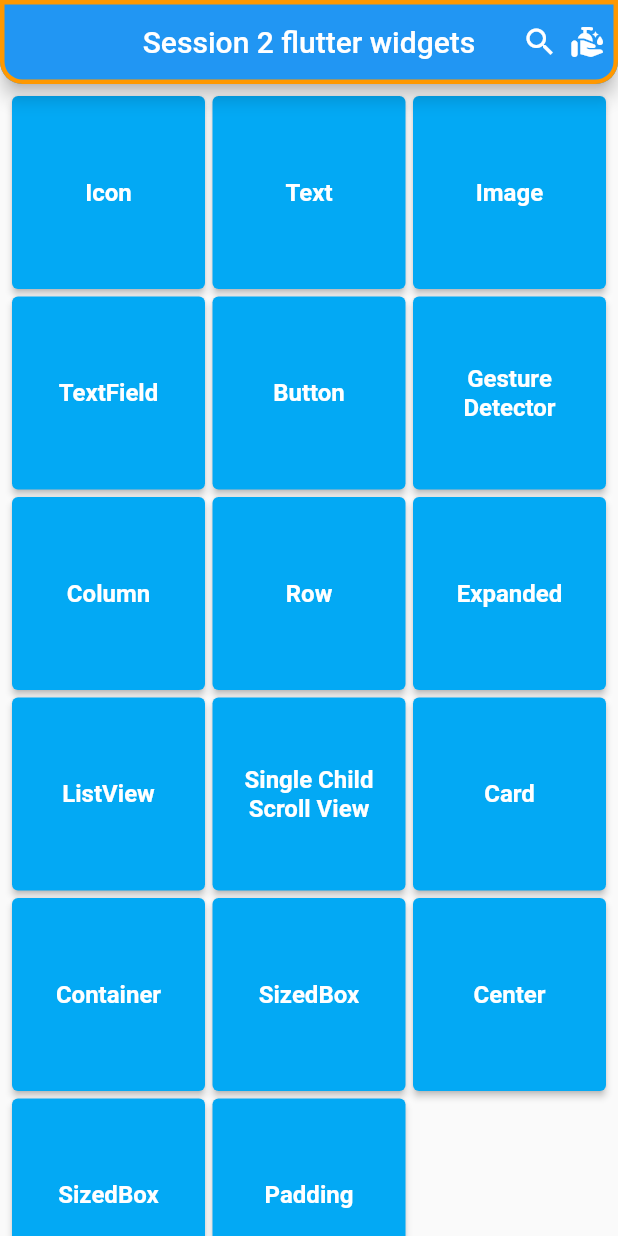
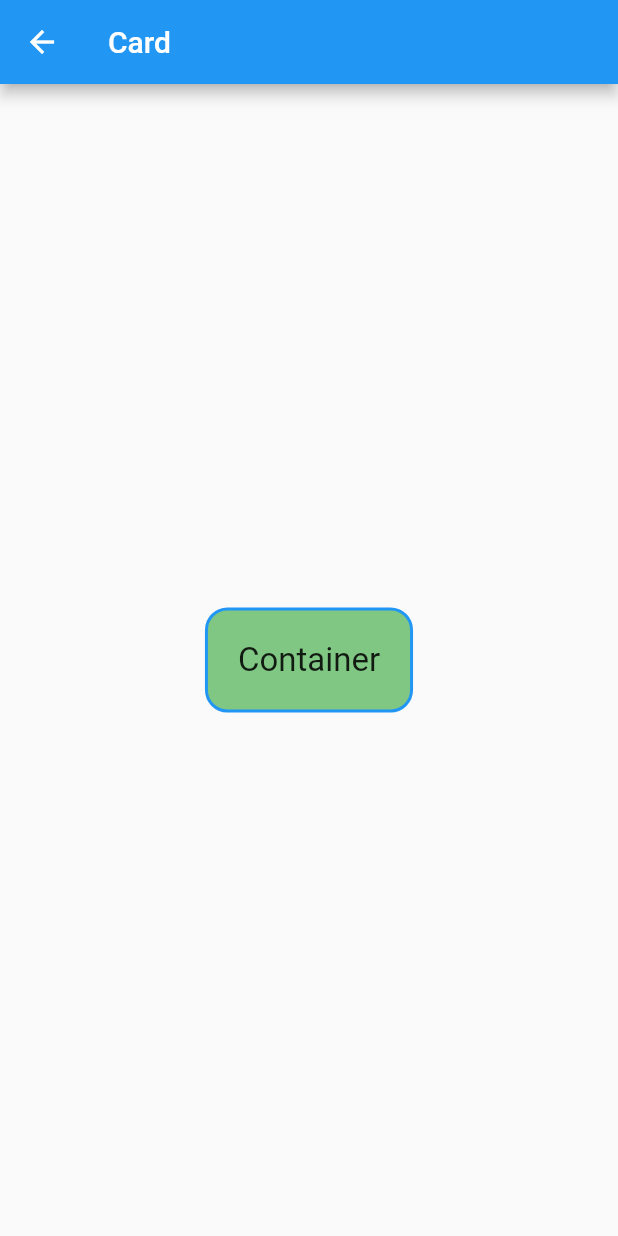
Before and after one commit to sherifhasan/flutter_introduction, a Flutter app: the screen it shows after launch, after a tap on "Container", on a phone screen of 412 x 824 dp. Run offline on Flutter 3.47's test engine with Material 2 defaults, Android fonts, the phone set to English and light mode, and no system bars.

Commit message:
Add Container

```diff
--- a/lib/main.dart
+++ b/lib/main.dart
@@ -2,6 +2,7 @@ import 'package:flutter/material.dart';
 import 'package:widgets_samples/widgets/button.dart';
 import 'package:widgets_samples/widgets/card.dart';
 import 'package:widgets_samples/widgets/column.dart';
+import 'package:widgets_samples/widgets/container.dart';
 import 'package:widgets_samples/widgets/expanded.dart';
 import 'package:widgets_samples/widgets/gesture_detector.dart';
 import 'package:widgets_samples/widgets/image.dart';
@@ -179,32 +180,22 @@ class MyHomePage extends StatelessWidget {
               },
             ),
             GridItemChild(
-              title: 'Card',
-              onPressed: () { Navigator.push(
-                  context,
-                  MaterialPageRoute(
-                      builder: (context) => CardWidget(
-                          title: 'Card')));},
+              title: 'Container',
+              onPressed: () {
+                Navigator.push(
+                    context,
+                    MaterialPageRoute(
+                        builder: (context) => ContainerWidget(title: 'Card')));
+              },
             ),
             GridItemChild(
-              title: 'Container',
-              onPressed: () {},
-            ),
-            GridItemChild(
-              title: 'SizedBox',
-              onPressed: () {},
-            ),
-            GridItemChild(
-              title: 'Center',
-              onPressed: () {},
-            ),
-            GridItemChild(
-              title: 'SizedBox',
-              onPressed: () {},
-            ),
-            GridItemChild(
-              title: 'Padding',
-              onPressed: () {},
+              title: 'Card',
+              onPressed: () {
+                Navigator.push(
+                    context,
+                    MaterialPageRoute(
+                        builder: (context) => CardWidget(title: 'Card')));
+              },
             ),
           ],
         ));
@@ -235,15 +226,3 @@ class GridItemChild extends StatelessWidget {
     );
   }
 }
-/*
-
-
-14- ListView 15m
-15- SinglChildScrollView 5m
-16- GridView 15m
-17- Card 5m
-18- Container 5m
-19- Center 2m
-20- SizedBox 2m
-21- Padding 2m
- */
--- /dev/null
+++ b/lib/widgets/container.dart
@@ -0,0 +1,29 @@
+import 'package:flutter/material.dart';
+
+class ContainerWidget extends StatelessWidget {
+  ContainerWidget({required this.title});
+
+  final String title;
+
+  @override
+  Widget build(BuildContext context) {
+    return Scaffold(
+      appBar: AppBar(
+        title: Text(title),
+      ),
+      body: Center(
+        child: Container(
+          padding: EdgeInsets.all(20.0),
+          decoration: BoxDecoration(
+              color: Colors.green[300],
+              borderRadius: BorderRadius.circular(15),
+              border: Border.all(color: Colors.blue, width: 2)),
+          child: Text(
+            "Container",
+            style: TextStyle(fontSize: 22),
+          ),
+        ),
+      ),
+    );
+  }
+}
```
